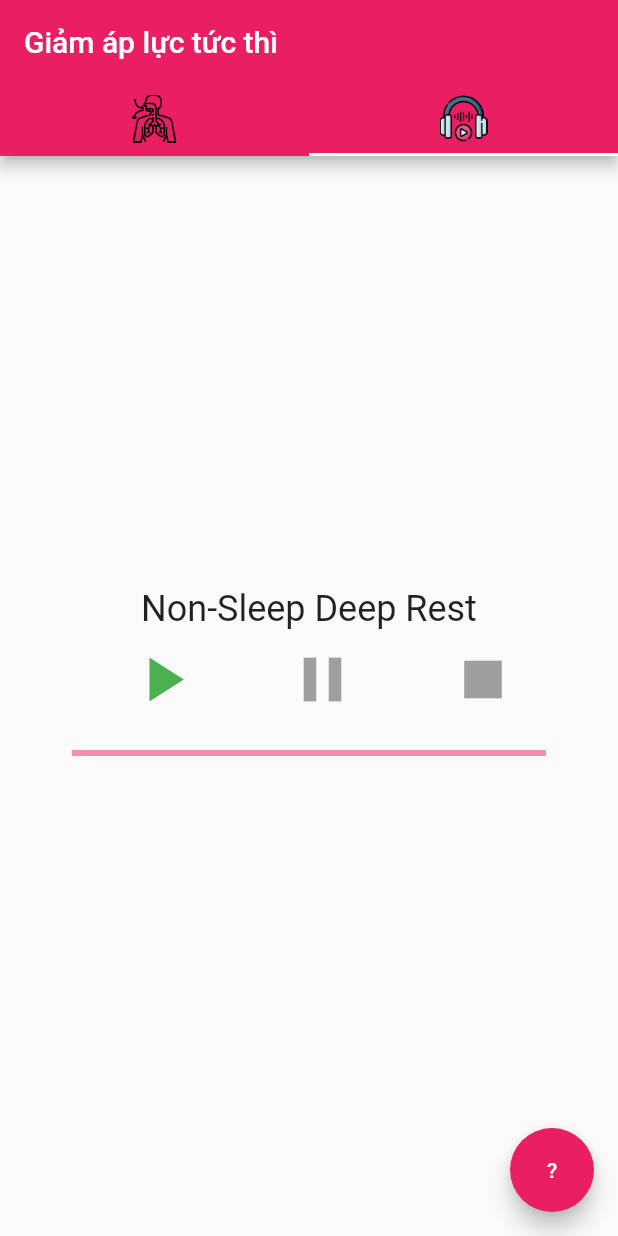
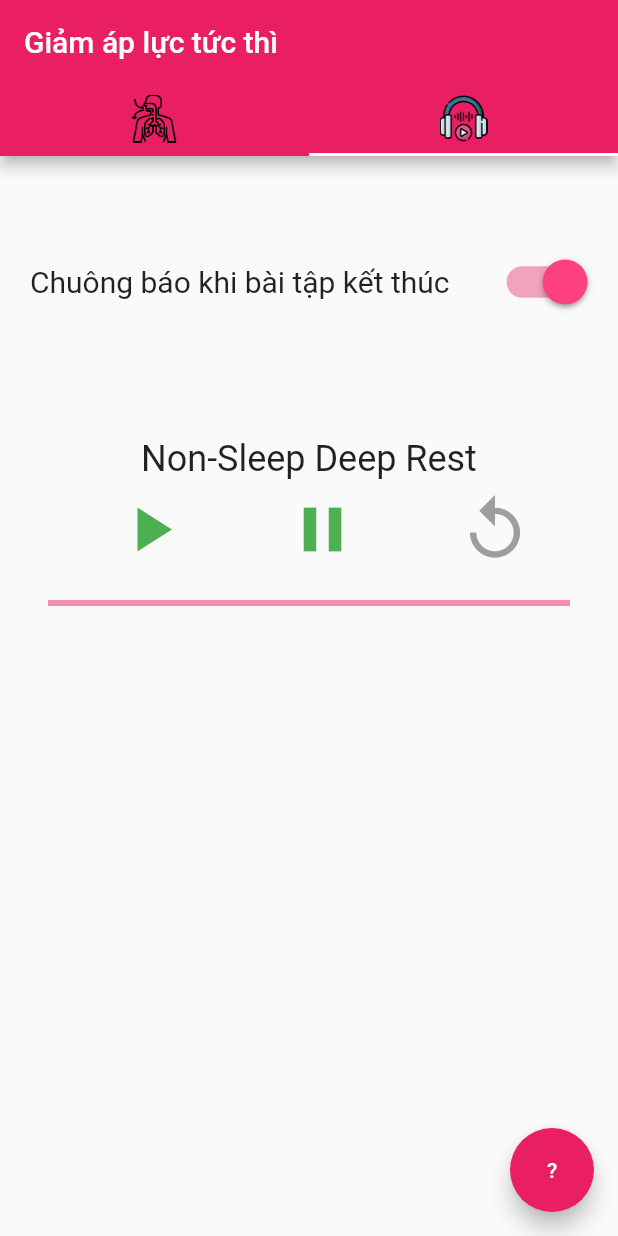
Before and after one commit to thivux/cp22_stress, a Flutter app: the screen it shows after launch, tab 2 chosen, after a tap on the "play arrow" icon, on a phone screen of 412 x 824 dp. Run offline on Flutter 3.47's test engine with Material 2 defaults, Android fonts, the phone set to English and light mode, and no system bars; our stand-ins replace audioplayers; statements that could not run were skipped.

Commit message:
add alarm after nsdr ends

```diff
--- /dev/null
+++ b/lib/alarm.dart
@@ -0,0 +1,60 @@
+// import 'dart:html';
+
+import 'package:flutter/cupertino.dart';
+import 'package:flutter/material.dart';
+
+void main() {
+  return runApp(AlarmSwitch());
+}
+
+class AlarmSwitch extends StatefulWidget {
+  bool alarmOn = true;
+
+  AlarmSwitch({Key? key}) : super(key: key);
+
+  @override
+  State<StatefulWidget> createState() {
+    return AlarmSwitchState();
+  }
+}
+
+class AlarmSwitchState extends State<AlarmSwitch> {
+  @override
+  Widget build(BuildContext context) {
+    return Container(
+      // padding: EdgeInsets.all(30.0),
+      // margin: EdgeInsets.all(0),
+      // color: Colors.pink[100], // uncomment to see shape of container
+      // elevation: 1.0,
+      child: Row(
+        mainAxisAlignment: MainAxisAlignment.spaceBetween,
+        children: [
+          const Text(
+            'Chuông báo khi bài tập kết thúc',
+            style: TextStyle(
+              fontSize: 20,
+              // fontWeight: FontWeight.w400,
+            ),
+          ),
+          buildSwitch(),
+        ],
+      ),
+    );
+    //   ),
+    // );
+  }
+
+  Widget buildSwitch() {
+    return Transform.scale(
+      scale: 1.5,
+      child: Switch.adaptive(
+        activeColor: Colors.pinkAccent,
+        activeTrackColor: Colors.pink.withOpacity(0.4),
+        value: widget.alarmOn,
+        onChanged: (alarmOn) => setState(() => widget.alarmOn = alarmOn),
+      ),
+    );
+  }
+}
+
+void playAlarm() {}
--- a/lib/audio_player.dart
+++ b/lib/audio_player.dart
@@ -16,11 +16,11 @@ class AudioAssetPlayer {
 
   AudioAssetPlayer(this.filename);
 
-  Future<void> int() async {
+  Future<void> init() async {
     audioPlayer = await AudioCache().play(filename);
 
     // avoid bug - the duration returned = 0
-    await Future.delayed(const Duration(milliseconds: 200));
+    // await Future.delayed(const Duration(milliseconds: 200));
 
     audioDurationMS = await audioPlayer.getDuration();
 
@@ -44,7 +44,9 @@ class AudioAssetPlayer {
         progressStreamController.close(),
       ]);
 
-  Future<void> play() => audioPlayer.resume();
+  Future<void> play() {
+    return audioPlayer.resume();
+  }
 
   Future<void> pause() => audioPlayer.pause();
 
--- a/lib/nsdr.dart
+++ b/lib/nsdr.dart
@@ -1,8 +1,10 @@
 import 'dart:async';
 
 import 'package:audioplayers/audioplayers.dart';
+import 'package:flutter/cupertino.dart';
 import 'package:flutter/material.dart';
 import 'audio_player.dart';
+import 'alarm.dart';
 
 // test nsdr
 void main() {
@@ -23,7 +25,9 @@ class NSDR extends StatefulWidget {
 class NSDRState extends State<NSDR> {
   static const iconSize = 50.0;
 
-  final player = AudioAssetPlayer('nsdr.mp3');
+  final nsdrPlayer = AudioAssetPlayer('nsdr.mp3');
+  // final nsdrPlayer = AudioAssetPlayer('alarm.wav');
+  AudioAssetPlayer alarmPlayer = AudioAssetPlayer('alarm.wav');
 
   // stuff need getting update: state & progress
   late final StreamSubscription progressSubscription;
@@ -36,34 +40,63 @@ class NSDRState extends State<NSDR> {
 
   @override
   void initState() {
-    initFuture = player.int().then((_) {
+    initFuture = nsdrPlayer.init().then((_) {
+      alarmPlayer.init();
       progressSubscription =
-          player.progressStream.listen((p) => setState(() => progress = p));
+          nsdrPlayer.progressStream.listen((p) => setState(() => progress = p));
       stateSubscription =
-          player.stateStream.listen((s) => setState(() => state = s));
+          nsdrPlayer.stateStream.listen((s) => setState(() => state = s));
+      // print('fuck you: ' + progress.toString()); -> only gets called once
     });
-
     super.initState();
   }
 
   @override
   void dispose() {
-    player.dispose();
+    nsdrPlayer.dispose();
+    alarmPlayer.dispose();
     super.dispose();
   }
+
+  AlarmSwitch alarmSwitch = AlarmSwitch();
+
+  // print('alarm being called');
 
   @override
   Widget build(BuildContext context) {
     return Scaffold(
       // backgroundColor: Colors.blue[100],
       body: Center(
-          child: Padding(
-        padding: const EdgeInsets.all(16.0),
-        child: FutureBuilder<void>(
+        // child: Padding(
+        child: Column(
+          // padding: const EdgeInsets.all(16.0),
+          mainAxisAlignment: MainAxisAlignment.start,
+          children: [
+            const Padding(
+              padding: EdgeInsets.all(20),
+            ),
+            Container(
+              padding: const EdgeInsets.all(20.0),
+              child: alarmSwitch,
+            ),
+            const Padding(padding: EdgeInsets.all(30)),
+            FutureBuilder<void>(
               future: initFuture,
               builder: (context, snapshot) {
+                // print('context: ' + context.toString());
+                // print('snapshot: ' + snapshot.toString());
+
                 if (snapshot.connectionState != ConnectionState.done) {
                   return const Text('loading');
+                }
+
+                print('alarm on: ' + alarmSwitch.alarmOn.toString());
+                // -> this gets updated constantly
+                if (state == PlayerState.COMPLETED) {
+                  print('c0mpleted');
+                  if (alarmSwitch.alarmOn == true) {
+                    alarmPlayer.play();
+                  }
                 }
 
                 return Column(
@@ -81,7 +114,7 @@ class NSDRState extends State<NSDR> {
                       ],
                     ),
                     Padding(
-                  padding: const EdgeInsets.all(32.0),
+                      padding: EdgeInsets.all(32.0),
                       child: LinearProgressIndicator(
                         value: progress,
                       ),
@@ -90,7 +123,10 @@ class NSDRState extends State<NSDR> {
                 );
               },
             ),
-      )),
+          ],
+          // child:
+        ),
+      ),
       floatingActionButton: FloatingActionButton(
         onPressed: () {
           createDialog(context);
@@ -112,7 +148,7 @@ class NSDRState extends State<NSDR> {
     }
 
     return IconButton(
-        onPressed: player.play,
+        onPressed: nsdrPlayer.play,
         icon: const Icon(
           Icons.play_arrow,
           color: Colors.green,
@@ -132,10 +168,10 @@ class NSDRState extends State<NSDR> {
     }
 
     return IconButton(
-        onPressed: player.pause,
+        onPressed: nsdrPlayer.pause,
         icon: const Icon(
           Icons.pause,
-          color: Colors.grey,
+          color: Colors.green,
           size: iconSize,
         ));
   }
@@ -145,16 +181,16 @@ class NSDRState extends State<NSDR> {
       return const IconButton(
           onPressed: null,
           icon: Icon(
-            Icons.stop,
+            Icons.replay,
             color: Colors.grey,
             size: iconSize,
           ));
     }
 
     return IconButton(
-        onPressed: player.reset,
+        onPressed: nsdrPlayer.reset,
         icon: const Icon(
-          Icons.stop,
+          Icons.replay,
           color: Colors.green,
           size: iconSize,
         ));
--- a/lib/phy_sigh.dart
+++ b/lib/phy_sigh.dart
@@ -124,12 +124,12 @@ class CircleBox extends StatelessWidget {
   @override
   Widget build(BuildContext context) {
     return Align(
-        alignment: const Alignment(0, -1),
+        alignment: const Alignment(0, 1),
         child: SizedBox(
           width: 350,
           height: 400,
-          // color: Colors.red,   // uncomment to see container
           child: Container(
+          // color: Colors.blue,   // uncomment to see container
             margin: EdgeInsets.all(_marginAnimation.value),
             decoration: const BoxDecoration(
               color: Colors.pinkAccent,
--- a/pubspec.yaml
+++ b/pubspec.yaml
@@ -59,8 +59,9 @@ flutter:
   uses-material-design: true
 
   # To add assets to your application, add an assets section, like this:
+  # To add assets to your application, add an assets section, like this:
   assets:
-   - assets/
+    - assets/
 
 
   # An image asset can refer to one or more resolution-specific "variants", see
```
Also changed, not shown: lib/main.dart (+6 -2 lines), 3 other files. Lines whose indentation alone changed are shown as unchanged.
